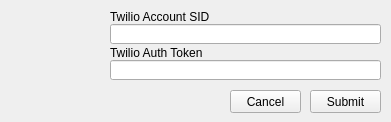
The window that ui/setup_window.ui (RobbyDesrosiers/QuickText) describes before a commit, drawn with Qt 5.
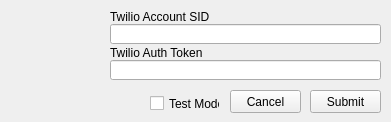
The same window after the commit. Icons and pictures are not drawn.

Commit message: Deleted message-list, added logo, added testing mode, fixed minor bugs

```diff
--- a/ui/setup_window.ui
+++ b/ui/setup_window.ui
@@ -116,6 +116,19 @@
     <bool>true</bool>
    </property>
   </widget>
+  <widget class="QCheckBox" name="check_test_mode">
+   <property name="geometry">
+    <rect>
+     <x>150</x>
+     <y>95</y>
+     <width>70</width>
+     <height>17</height>
+    </rect>
+   </property>
+   <property name="text">
+    <string>Test Mode</string>
+   </property>
+  </widget>
  </widget>
  <resources>
   <include location="twilio_logo.qrc"/>
```
The commit also changes 11 other files.
